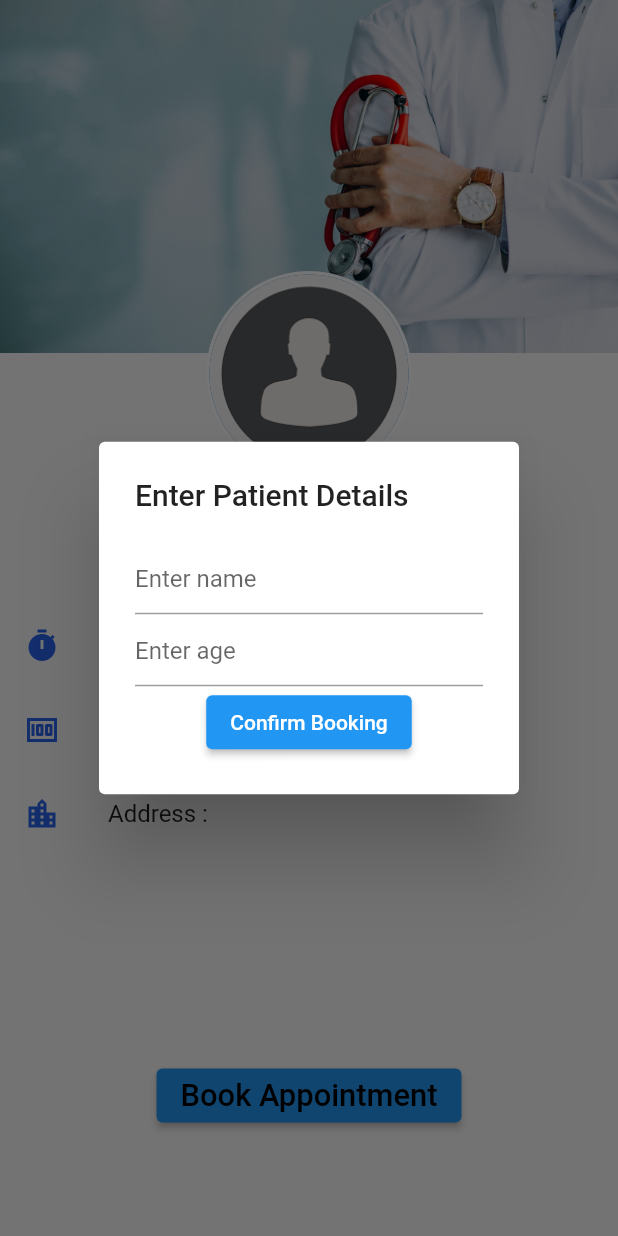
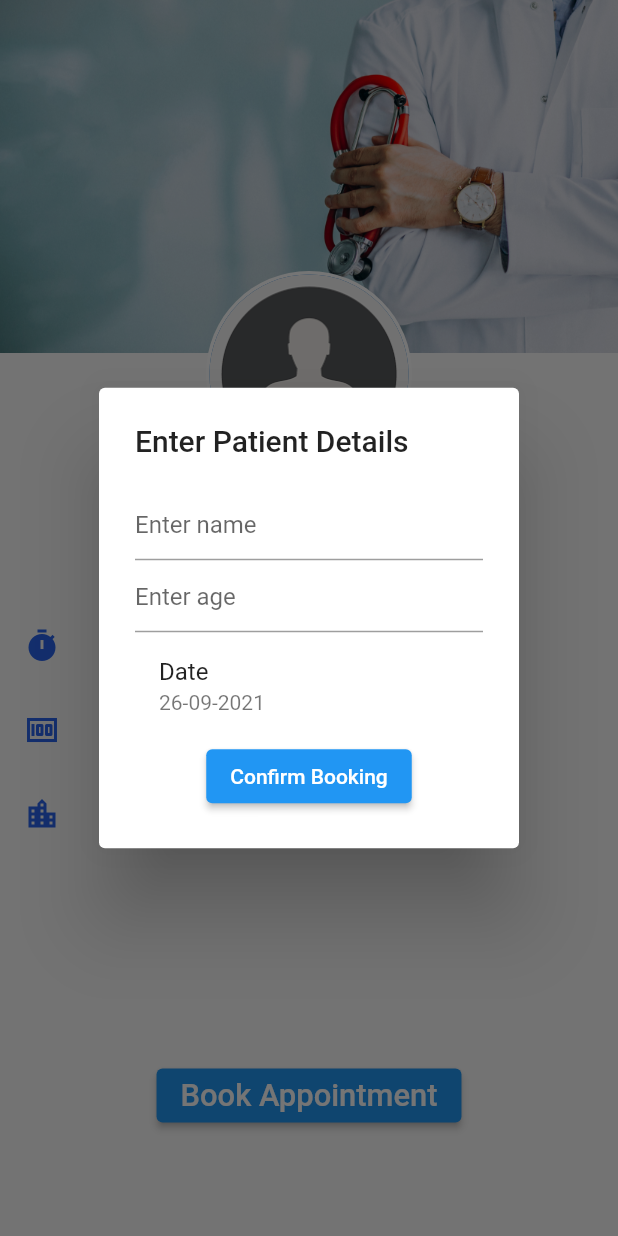
Before and after one commit to aman-singh7/borderhacks_client, a Flutter app: the AppointmentView screen opened directly with empty values, after a tap on "Book Appointment", on a phone screen of 412 x 824 dp. Run offline on Flutter 3.47's test engine with Material 2 defaults, Android fonts, the phone set to English and light mode, and no system bars; our stand-ins replace cloud_firestore, firebase_auth, firebase_core, flutter_screenutil, get, get_it and 1 more; accounts and stored records are empty; Roboto replaces fonts that are missing (OpenSans).

Commit message:
Form (#12)
* feat:add myappointments screen (#10)

* feat: implement signout

* feat: intergrate with firebase

Co-authored-by: Aman Yadav <76243770+DelunRex@users.noreply.github.com>

```diff
--- a/lib/main.dart
+++ b/lib/main.dart
@@ -43,7 +43,7 @@ class MyApp extends StatelessWidget {
             GetPage(name: '/landing', page: () => const LandingView()),
             GetPage(name: '/appointment', page: () => const AppointmentView()),
           ],
-          initialRoute: '/landing',
+          initialRoute: '/',
           theme: ThemeData(
             fontFamily: 'OpenSans',
             backgroundColor: AppTheme.grey1,
--- a/lib/models/doctor_model.dart
+++ b/lib/models/doctor_model.dart
@@ -1,12 +1,9 @@
 class Doctor {
-  String appointmentFee,
-      clinicAddress,
-      clinicTime,
-      name,
-      qualifications,
-      specialization;
+  int appointmentFee;
+  String clinicAddress, clinicTime, name, qualifications, specialization, id;
 
   Doctor({
+    required this.id,
     required this.appointmentFee,
     required this.clinicAddress,
     required this.clinicTime,
--- a/lib/ui/view/appointment_view.dart
+++ b/lib/ui/view/appointment_view.dart
@@ -1,3 +1,5 @@
+import 'package:intl/intl.dart';
+
 import 'base_view.dart';
 import 'package:borderhacks_client/app_theme.dart';
 import 'package:borderhacks_client/models/doctor_model.dart';
@@ -14,9 +16,18 @@ class AppointmentView extends StatefulWidget {
 }
 
 class _AppointmentViewState extends State<AppointmentView> {
+  var date = DateTime.now();
   final GlobalKey<FormState> _formKey = GlobalKey<FormState>();
   final TextEditingController _ageEditingController = TextEditingController();
   final TextEditingController _nameEditingController = TextEditingController();
+  final Doctor doctor = Get.arguments;
+
+  String? validate(String? value) {
+    if (value == null) {
+      return 'Required Field';
+    }
+    return null;
+  }
 
   Widget _buildCoverImage() {
     return Container(
@@ -70,7 +81,7 @@ class _AppointmentViewState extends State<AppointmentView> {
     );
   }
 
-  Widget _buildInfo(IconData leading, String field, String value) {
+  Widget _buildInfo(IconData leading, String field, dynamic value) {
     return ListTile(
       leading: Icon(
         leading,
@@ -80,7 +91,7 @@ class _AppointmentViewState extends State<AppointmentView> {
     );
   }
 
-  Widget _buildProfileInfo(String address, String time, String fee) {
+  Widget _buildProfileInfo(String address, String time, int fee) {
     return ListView(
       children: [
         _buildInfo(Icons.timer, 'Timing', time),
@@ -90,7 +101,7 @@ class _AppointmentViewState extends State<AppointmentView> {
     );
   }
 
-  Future<void> _showDialog(BuildContext context) async {
+  Future<void> _showDialog(BuildContext context, LandingViewModel model) async {
     return await showDialog(
       context: context,
       builder: (context) {
@@ -106,14 +117,46 @@ class _AppointmentViewState extends State<AppointmentView> {
                     TextFormField(
                       controller: _nameEditingController,
                       decoration: const InputDecoration(hintText: "Enter name"),
+                      validator: validate,
                     ),
                     TextFormField(
                       controller: _ageEditingController,
                       decoration: const InputDecoration(hintText: "Enter age"),
+                      validator: validate,
+                    ),
+                    ListTile(
+                      onTap: () async {
+                        var res = await showDatePicker(
+                          context: context,
+                          initialDate: date,
+                          firstDate: date,
+                          lastDate: date.add(const Duration(days: 10)),
+                        );
+                        if (res != null) {
+                          setState(() {
+                            date = res;
+                          });
+                        }
+                      },
+                      title: const Text('Date'),
+                      subtitle: Text(DateFormat('dd-MM-yyyy').format(date)),
                     ),
                     ElevatedButton(
-                      onPressed: () {},
-                      child: const Text("Confirm Booking"),
+                      onPressed: () async {
+                        await model.addAppointment(
+                          _nameEditingController.text.trim(),
+                          int.parse(_ageEditingController.text.trim()),
+                          date,
+                          doctor.id,
+                        );
+                        Get.back();
+                      },
+                      child: const Text(
+                        "Confirm Booking",
+                        style: TextStyle(
+                          color: Colors.white,
+                        ),
+                      ),
                     ),
                   ],
                 ),
@@ -127,7 +170,6 @@ class _AppointmentViewState extends State<AppointmentView> {
 
   @override
   Widget build(BuildContext context) {
-    final Doctor doctor = Get.arguments;
     return BaseView<LandingViewModel>(
       builder: (context, model, child) => Scaffold(
         body: Column(
@@ -149,14 +191,14 @@ class _AppointmentViewState extends State<AppointmentView> {
               padding: EdgeInsets.only(bottom: 50.h),
               child: ElevatedButton(
                 onPressed: () async {
-                  await _showDialog(context);
+                  await _showDialog(context, model);
                 },
                 child: Text(
                   'Book Appointment',
                   style: AppTheme.h2.copyWith(
                     fontFamily: 'Roboto',
                     fontWeight: FontWeight.w500,
-                    color: Colors.black,
+                    color: Colors.white,
                   ),
                 ),
               ),
--- a/pubspec.yaml
+++ b/pubspec.yaml
@@ -42,6 +42,7 @@ dependencies:
   firebase_auth: ^3.1.1
   firebase_core: ^1.6.0
   cloud_firestore: ^2.5.3
+  intl: ^0.17.0
 
 dev_dependencies:
   flutter_test:
```
Also changed, not shown: lib/ui/view/landing_view.dart (+45 -20 lines), lib/viewmodels/landing_viewmodel.dart (+33 -9 lines), pubspec.lock.
